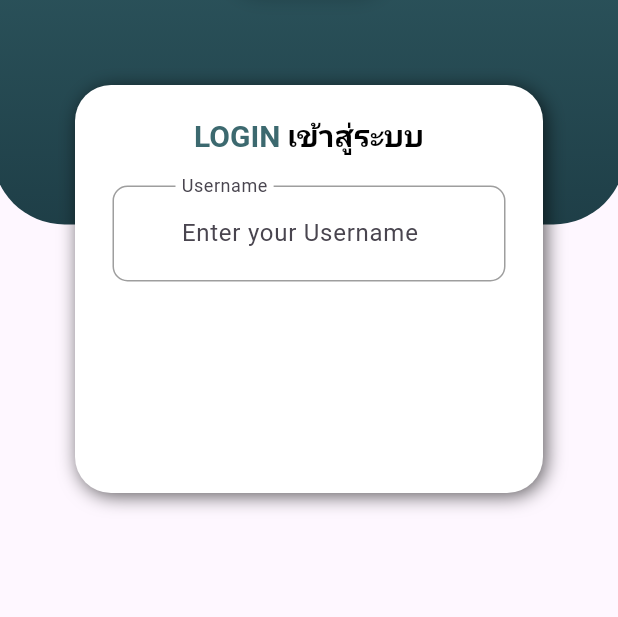
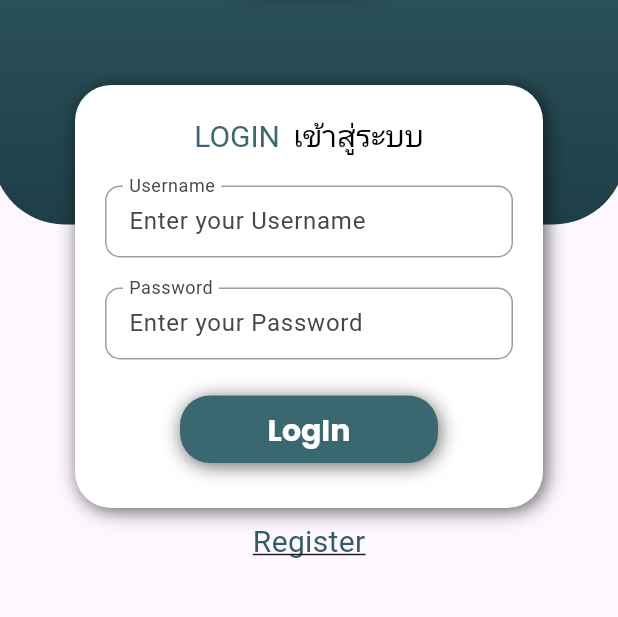
Before and after one commit to lovemxchine/test_se, a Flutter app: the screen it shows after launch, on a phone screen of 412 x 824 dp, the part 290-907 px from its top. Run offline on Flutter 3.47's test engine with Material 3 defaults, Android fonts, the light colour scheme and no system bars; our stand-ins replace google_fonts; Roboto replaces fonts that are missing (Mitr).

Commit message:
login v1 finished...

```diff
--- /dev/null
+++ b/lib/components/button_field.dart
@@ -0,0 +1,48 @@
+import 'package:flutter/material.dart';
+import 'package:google_fonts/google_fonts.dart';
+
+class MyButton extends StatelessWidget {
+  const MyButton({
+    super.key,
+    required this.onTap,
+    required this.hinText,
+  });
+
+  final Function()? onTap;
+  final String hinText;
+
+  @override
+  Widget build(BuildContext context) {
+    return GestureDetector(
+      onTap: onTap,
+      child: Container(
+        padding: const EdgeInsets.all(10.0),
+        margin: const EdgeInsets.symmetric(
+          horizontal: 70.0,
+        ),
+        decoration: BoxDecoration(
+          color: Color(0xff396870),
+          borderRadius: BorderRadius.circular(20.0),
+          boxShadow: const [
+            BoxShadow(
+              blurRadius: 10,
+              color: Color.fromARGB(152, 0, 0, 0),
+              offset: Offset(1, 2),
+            )
+          ],
+        ),
+        child: Center(
+          child: Text(
+            hinText,
+            style: GoogleFonts.poppins(
+              textStyle: Theme.of(context).textTheme.titleLarge,
+              fontSize: 20,
+              fontWeight: FontWeight.w700,
+              color: Colors.white,
+            ),
+          ),
+        ),
+      ),
+    );
+  }
+}
--- a/lib/components/text_field.dart
+++ b/lib/components/text_field.dart
@@ -16,7 +16,7 @@ class MyTextField extends StatelessWidget {
   @override
   Widget build(BuildContext context) {
     return Padding(
-      padding: const EdgeInsets.symmetric(horizontal: 25.0),
+      padding: const EdgeInsets.symmetric(horizontal: 20.0),
       child: TextFormField(
         controller: controller,
         obscureText: obscureText,
@@ -25,7 +25,7 @@ class MyTextField extends StatelessWidget {
           hintText: hintText,
           floatingLabelBehavior: FloatingLabelBehavior.always,
           contentPadding:
-              const EdgeInsets.symmetric(horizontal: 42, vertical: 20),
+              const EdgeInsets.symmetric(horizontal: 12, vertical: 10),
           enabledBorder: OutlineInputBorder(
             borderRadius: BorderRadius.circular(10),
             borderSide: const BorderSide(color: Colors.grey),
--- a/lib/screens/home_screen.dart
+++ b/lib/screens/home_screen.dart
@@ -1,12 +1,14 @@
 import 'package:flutter/material.dart';
 import 'package:google_fonts/google_fonts.dart';
 
+import '../components/button_field.dart';
 import '../components/text_field.dart';
 
 class HomeScreen extends StatelessWidget {
   HomeScreen({super.key});
-  final emailController = TextEditingController();
+  final userController = TextEditingController();
   final passwordController = TextEditingController();
+  loginWithPassword() {}
 
   @override
   Widget build(BuildContext context) {
@@ -88,7 +90,7 @@ class HomeScreen extends StatelessWidget {
             // alignment: AlignmentDirectional(0, -0.10),
             child: Container(
               width: 300,
-              height: 272,
+              height: 282,
               decoration: const BoxDecoration(
                 color: Colors.white,
                 boxShadow: [
@@ -120,25 +122,25 @@ class HomeScreen extends StatelessWidget {
                           mainAxisSize: MainAxisSize.min,
                           children: [
                             RichText(
-                              text: const TextSpan(
+                              text: TextSpan(
                                 children: [
                                   TextSpan(
                                     text: "LOGIN",
-                                    style: TextStyle(
+                                    style: GoogleFonts.mitr(
+                                      textStyle: const TextStyle(
                                           color: Color(0xff3C696F),
-                                      fontWeight: FontWeight.bold,
                                           fontSize: 20,
-                                      fontFamily: 'Mitr',
+                                          fontWeight: FontWeight.w400),
                                     ),
                                   ),
-                                  TextSpan(text: " "),
+                                  const TextSpan(text: "  "),
                                   TextSpan(
                                     text: "เข้าสู่ระบบ",
-                                    style: TextStyle(
+                                    style: GoogleFonts.mitr(
+                                      textStyle: const TextStyle(
                                           color: Colors.black,
-                                      fontWeight: FontWeight.bold,
                                           fontSize: 20,
-                                      fontFamily: 'Mitr',
+                                          fontWeight: FontWeight.w400),
                                     ),
                                   )
                                 ],
@@ -149,18 +151,60 @@ class HomeScreen extends StatelessWidget {
                       ),
                     ),
                     Form(
-                      child: MyTextField(
+                      child: Column(
+                        children: [
+                          MyTextField(
                             hintText: "Enter your Username",
-                        controller: emailController,
+                            controller: userController,
                             obscureText: false,
                             labelText: "Username",
+                          ),
+                          const SizedBox(
+                            height: 20,
+                          ),
+                          MyTextField(
+                            hintText: "Enter your Password",
+                            controller: passwordController,
+                            obscureText: false,
+                            labelText: "Password",
+                          ),
+                          const SizedBox(
+                            height: 24,
+                          ),
+                          MyButton(onTap: loginWithPassword, hinText: 'LogIn'),
+                        ],
                       ),
                     )
                   ],
                 ),
               ),
             ),
-          )
+          ),
+          //text สมัครรหัส
+          //text สมัครรหัส
+          Positioned(
+            top: 540,
+            left: 0,
+            right: 0,
+            child: Container(
+              alignment: Alignment.center,
+              child: GestureDetector(
+                onTap: () {
+                  // Navigator.pop(context);
+                },
+                child: Text(
+                  'Register',
+                  style: GoogleFonts.mitr(
+                    textStyle: const TextStyle(
+                      color: Color.fromARGB(255, 49, 93, 101),
+                      decoration: TextDecoration.underline,
+                      fontSize: 20,
+                    ),
+                  ),
+                ),
+              ),
+            ),
+          ),
         ],
       ),
     );
```
Lines whose indentation alone changed are shown as unchanged.
